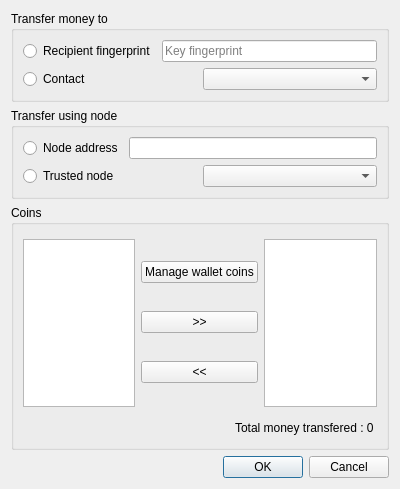
Above: res/ui/transferDialog.ui from duniter/sakia before the change. Below: the same form after it.
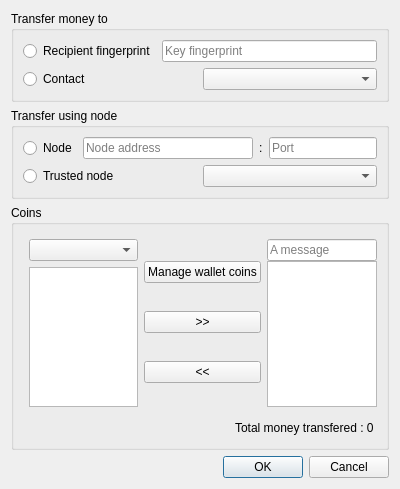
That is the form after the change.

Commit message: Working on coins trasnfer

```diff
--- a/res/ui/transferDialog.ui
+++ b/res/ui/transferDialog.ui
@@ -66,12 +66,39 @@
         <item>
          <widget class="QRadioButton" name="radio_nodeAddress">
           <property name="text">
+           <string>Node</string>
+          </property>
+         </widget>
+        </item>
+        <item>
+         <widget class="QLineEdit" name="edit_nodeAddress">
+          <property name="inputMask">
+           <string/>
+          </property>
+          <property name="placeholderText">
            <string>Node address</string>
           </property>
          </widget>
         </item>
         <item>
-         <widget class="QLineEdit" name="edit_nodeAddress"/>
+         <widget class="QLabel" name="label">
+          <property name="text">
+           <string>:</string>
+          </property>
+         </widget>
+        </item>
+        <item>
+         <widget class="QLineEdit" name="edit_port">
+          <property name="sizePolicy">
+           <sizepolicy hsizetype="Minimum" vsizetype="Fixed">
+            <horstretch>0</horstretch>
+            <verstretch>0</verstretch>
+           </sizepolicy>
+          </property>
+          <property name="placeholderText">
+           <string>Port</string>
+          </property>
+         </widget>
         </item>
        </layout>
       </item>
@@ -104,7 +131,17 @@
          <number>5</number>
         </property>
         <item>
-         <widget class="QListView" name="listView_wallet"/>
+         <layout class="QVBoxLayout" name="verticalLayout_6">
+          <property name="leftMargin">
+           <number>6</number>
+          </property>
+          <item>
+           <widget class="QComboBox" name="comboBox_wallets"/>
+          </item>
+          <item>
+           <widget class="QListView" name="listView_wallet"/>
+          </item>
+         </layout>
         </item>
         <item>
          <layout class="QVBoxLayout" name="verticalLayout_4">
@@ -135,7 +172,31 @@
          </layout>
         </item>
         <item>
-         <widget class="QListView" name="listView_coinsSent"/>
+         <layout class="QVBoxLayout" name="verticalLayout_7">
+          <property name="spacing">
+           <number>0</number>
+          </property>
+          <property name="leftMargin">
+           <number>0</number>
+          </property>
+          <item>
+           <widget class="QLineEdit" name="lineEdit">
+            <property name="placeholderText">
+             <string>A message</string>
+            </property>
+           </widget>
+          </item>
+          <item>
+           <widget class="QListView" name="listView_coinsSent">
+            <property name="sizePolicy">
+             <sizepolicy hsizetype="Expanding" vsizetype="Preferred">
+              <horstretch>0</horstretch>
+              <verstretch>8</verstretch>
+             </sizepolicy>
+            </property>
+           </widget>
+          </item>
+         </layout>
         </item>
        </layout>
       </item>
```
Left out of the diff: 120 changed lines with no effect on the pictures. The commit also changes 8 other files.
